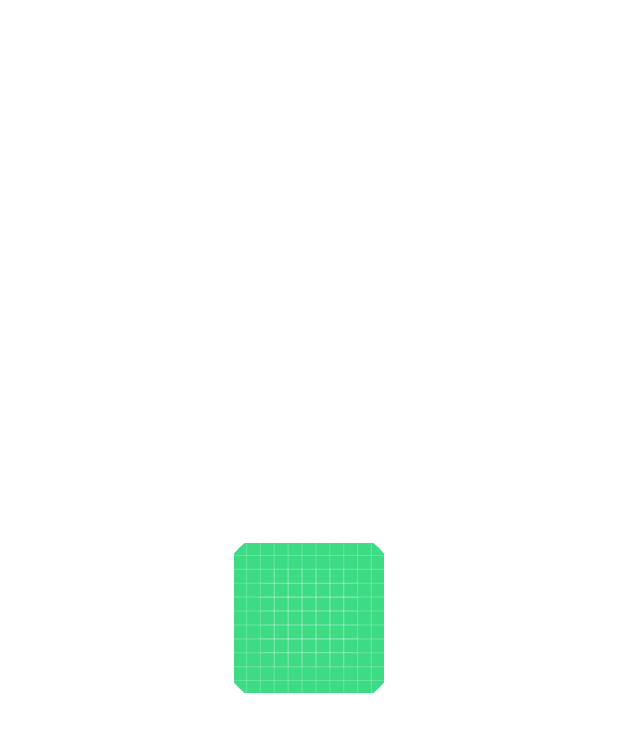
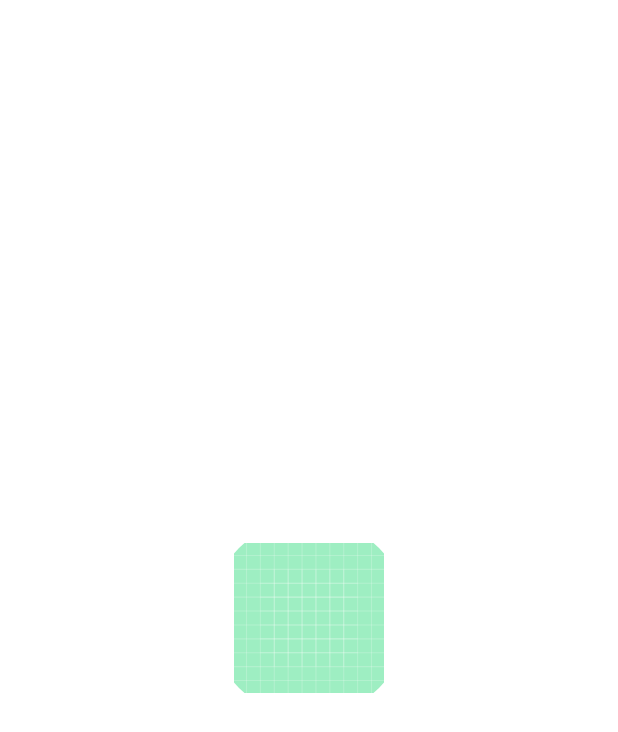
Before and after one commit to KethuY/ComposeBasics, an Android app built with Jetpack Compose: the @Preview function Preview, on a phone screen of 412 x 824 dp. Shown: the top 732 px of the screen. Run offline under Robolectric (Android 15) with nearby library versions, the phone set to English and light mode, and no system bars.

Commit message:
Custom modifiers

```diff
--- a/Practise/SampleApp/app/src/main/java/com/example/sampleapp/MainActivity.kt
+++ b/Practise/SampleApp/app/src/main/java/com/example/sampleapp/MainActivity.kt
@@ -4,6 +4,7 @@ import android.os.Bundle
 import androidx.activity.ComponentActivity
 import androidx.activity.compose.setContent
 import androidx.activity.enableEdgeToEdge
+import androidx.compose.animation.core.animateFloatAsState
 import androidx.compose.foundation.Image
 import androidx.compose.foundation.background
 import androidx.compose.foundation.layout.Box
@@ -18,6 +19,7 @@ import androidx.compose.foundation.layout.size
 import androidx.compose.foundation.layout.sizeIn
 import androidx.compose.foundation.layout.wrapContentSize
 import androidx.compose.foundation.shape.CircleShape
+import androidx.compose.foundation.shape.RoundedCornerShape
 import androidx.compose.material.icons.Icons
 import androidx.compose.material.icons.filled.AccountCircle
 import androidx.compose.material3.Card
@@ -25,10 +27,13 @@ import androidx.compose.material3.CardDefaults
 import androidx.compose.material3.MaterialTheme
 import androidx.compose.material3.Text
 import androidx.compose.runtime.Composable
+import androidx.compose.runtime.getValue
 import androidx.compose.ui.Alignment
 import androidx.compose.ui.Modifier
 import androidx.compose.ui.draw.clip
 import androidx.compose.ui.graphics.Color
+import androidx.compose.ui.graphics.Shape
+import androidx.compose.ui.graphics.graphicsLayer
 import androidx.compose.ui.res.painterResource
 import androidx.compose.ui.tooling.preview.Preview
 import androidx.compose.ui.unit.dp
@@ -116,8 +121,20 @@ fun ImageViewEx() {
     Image(
         painterResource(R.drawable.ic_launcher_background),
         contentDescription = null,
-          Modifier.fillMaxSize().wrapContentSize().clip(CircleShape).padding(16.dp).size(100.dp)
+          Modifier.fillMaxSize().wrapContentSize().clip(CircleShape).padding(16.dp).size(100.dp).fade(true)
 
       //  Modifier.sizeIn(minWidth = 100.dp, minHeight = 100.dp)
     )
 }
+
+fun Modifier.clip(shape: Shape) = graphicsLayer(shape = shape, clip = true)
+
+fun Modifier.myBackground(color: Color) =
+    clip(RoundedCornerShape(8.dp))
+    .background(color)
+
+@Composable
+fun Modifier.fade(enable: Boolean): Modifier {
+    val alpha by animateFloatAsState(if (enable) 0.5f else 1.0f, label = "")
+    return this then Modifier.graphicsLayer { this.alpha = alpha }
+}
```
